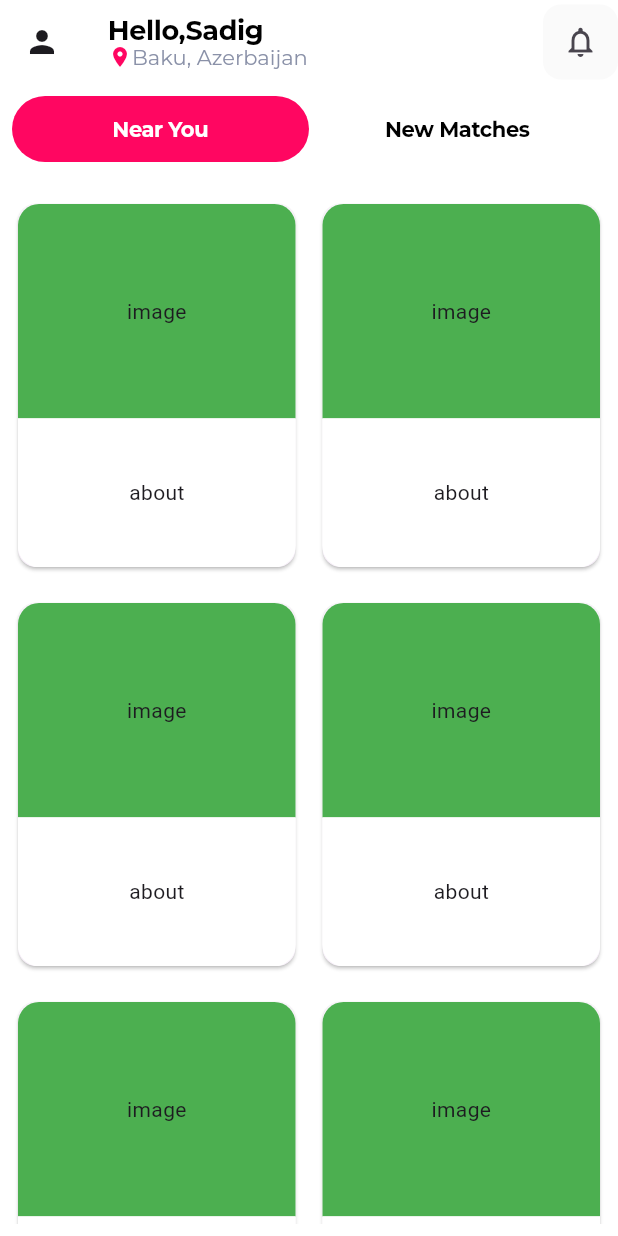
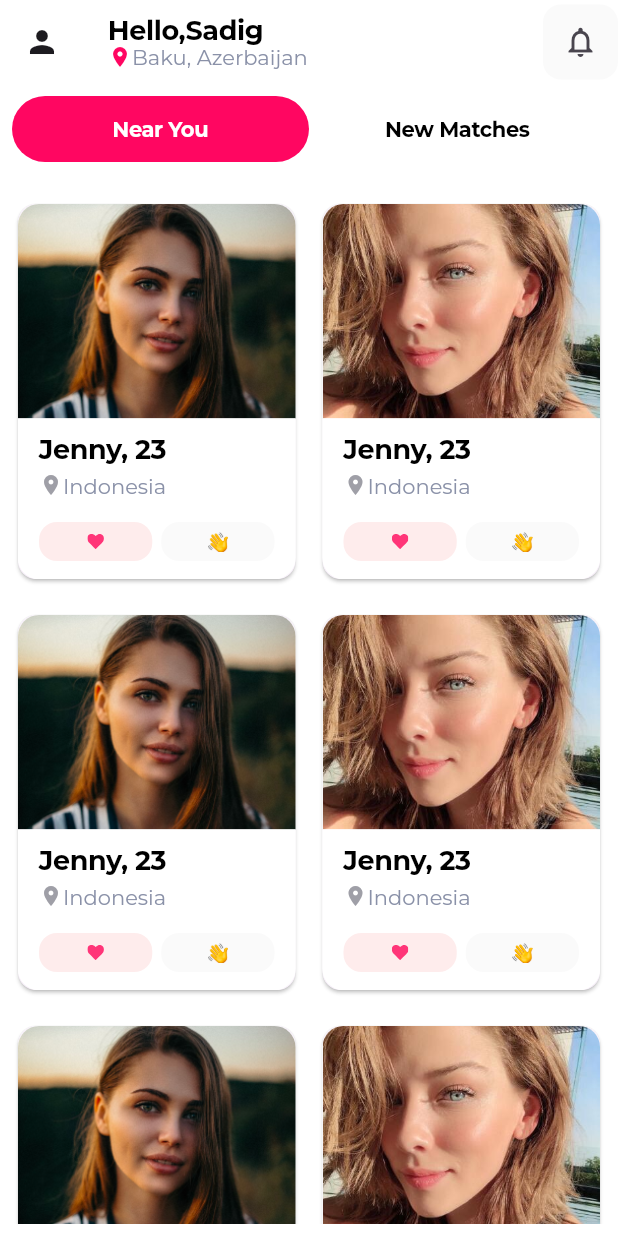
Before and after one commit to sadiqmeherremli/dating_app, a Flutter app: the screen it shows after launch, on a phone screen of 412 x 824 dp. Run offline on Flutter 3.47's test engine with Material 3 defaults, Android fonts, the phone set to English and light mode, and no system bars; our stand-ins replace flutter_svg, google_fonts.

Commit message:
list view completed

```diff
--- a/lib/screens/home_page.dart
+++ b/lib/screens/home_page.dart
@@ -1,12 +1,23 @@
-import 'package:dating_app/Constants/app_colors.dart';
+import '../Constants/app_colors.dart';
+import '../widgets/custom_appbar.dart';
 import 'package:flutter/material.dart';
+import '../widgets/profile_row.dart';
+import '../widgets/tab_button.dart';
 
 class HomePage extends StatelessWidget {
+  // ignore: use_key_in_widget_constructors
   const HomePage({Key? key});
+
 
   @override
   Widget build(BuildContext context) {
     final textTheme = Theme.of(context).textTheme;
+
+    // Sabit fotoğraf yolları
+    const String imagePath1 = 'assets/image/jenny_23.png';
+    const String imagePath2 = 'assets/image/corolina.jpg';
+    const String imagePath3 = 'assets/image/laurent.png';
+    const String imagePath4 = 'assets/image/liyy.png';
 
     return Scaffold(
       appBar: CustomAppBar(theme: textTheme),
@@ -29,12 +40,27 @@ class HomePage extends StatelessWidget {
                 ),
               ],
             ),
-            SizedBox(height: 24),
+            const SizedBox(height: 24),
             Expanded(
               child: ListView.builder(
-                itemCount: 3, // Kaç tane ProfileRow olacağını belirleyin
+                itemCount: 2, // Toplam iki satır olacak
                 itemBuilder: (context, index) {
-                  return ProfileRow();
+                  return const Column(
+                    children: [
+                      // Profil satırı 1
+                      ProfileRow(
+                        imagePath1: imagePath1,
+                        imagePath2: imagePath2,
+                      ),
+
+                      // Profil satırı 2
+                      ProfileRow(
+                        imagePath1: imagePath1,
+                        imagePath2: imagePath2,
+                      ),
+                     // Satırlar arası boşluk
+                    ],
+                  );
                 },
               ),
             ),
@@ -44,174 +70,3 @@ class HomePage extends StatelessWidget {
     );
   }
 }
-
-// İki insan profili içeren bir satır widget'i
-class ProfileRow extends StatelessWidget {
-  const ProfileRow({Key? key});
-
-  @override
-  Widget build(BuildContext context) {
-    return Padding(
-      padding: const EdgeInsets.only(bottom: 16),
-      child: Row(
-        children: [
-          Expanded(
-            child: ProfileCard(),
-          ),
-          SizedBox(width: 10), // İki profil arasında boşluk bırakır
-          Expanded(
-            child: ProfileCard(),
-          ),
-        ],
-      ),
-    );
-  }
-}
-
-
-// Tek bir profil kartı widget'i
-class ProfileCard extends StatelessWidget {
-  const ProfileCard({Key? key});
-
-  @override
-  Widget build(BuildContext context) {
-    return Card(
-      // Profil kartı içeriği buraya gelecek
-      child: Column(
-        children: [
-          Container(
-            height: 143, // Profil kartının yüksekliği
-            decoration: BoxDecoration(
-              boxShadow: [
-                BoxShadow(
-                color: AppColors.bgColor,
-        spreadRadius: 0,
-        blurRadius: 0,
-        offset: Offset(0, 0), // changes position of shadow
-
-              ),
-              ],
-
-
-              color: Colors.green,
-              borderRadius: const BorderRadius.only(
-                topLeft: Radius.circular(14),
-                topRight: Radius.circular(14),
-              ), // Örnek renk
-            ),
-            // Profil kartı içeriği buraya gelecek
-            child: Center(
-              child: Text("image"),
-            ),
-          ),
-          Container(
-            height: 99, // Profil kartının yüksekliği
-            decoration: BoxDecoration(
-              boxShadow: [
-                BoxShadow(
-               // changes position of shadow
-                color: AppColors.bgColor
-              ),],
-              color: AppColors.bgColor,
-              borderRadius: BorderRadius.only(
-                bottomLeft: Radius.circular(14),
-                bottomRight: Radius.circular(14),
-              ),
-            ),
-            // Profil kartı içeriği buraya gelecek
-            child: Center(
-              child: Text("about"),
-            ),
-          ),
-        ],
-      ),
-    );
-  }
-}
-
-
-
-
-
-
-
-
-
-
-class TabButton extends StatelessWidget {
-  const TabButton({
-    super.key,
-    required this.textTheme,
-    required this.backgroungColor,
-    required this.text,  this.isRight = false,
-  });
-
-  final TextTheme textTheme;
-  final Color backgroungColor;
-  final String text;
-  final bool isRight ;
-
-  @override
-  Widget build(BuildContext context) {
-    return Expanded(
-      child: Container(
-        decoration: BoxDecoration(
-            color: backgroungColor, borderRadius: BorderRadius.circular(200)),
-        child: Padding(
-          padding: const EdgeInsets.symmetric(vertical: 14),
-          child: Center(
-            child: Text(
-              text,
-              style: textTheme.displayLarge
-                  ?.copyWith(color: isRight?AppColors.colorBlack : AppColors.colorWhite, fontSize: 14),
-            ),
-          ),
-        ),
-      ),
-    );
-  }
-}
-
-class CustomAppBar extends StatelessWidget implements PreferredSizeWidget {
-  const CustomAppBar({
-    super.key, required this.theme,
-  });
-  final TextTheme theme;
-
-  @override
-  Widget build(BuildContext context) {
-    return AppBar(
-      backgroundColor: AppColors.bgColor,
-
-      leading: const Icon(Icons.person),
-      title:  Column(
-        crossAxisAlignment: CrossAxisAlignment.start,
-        children: [Text("Hello,Sadig",style: theme.displayLarge ,),
-        Row(
-          mainAxisAlignment: MainAxisAlignment.start,
-          children: [
-            const Icon(Icons.location_on, size: 16,color: AppColors.colorPrimary, ),
-            Text("Baku, Azerbaijan",style: theme.displaySmall,),
-          ],
-        )],
-      ),
-      actions: [
-
-        Container(
-
-
-            decoration: BoxDecoration(
-                borderRadius: BorderRadius.circular(12),
-                color: AppColors.notificationCardColor),
-            child: const Padding(
-              padding: EdgeInsets.all(13),
-              child: Icon(Icons.notifications_outlined),
-            )),
-      ],
-    );
-  }
-
-  @override
-
-  Size get preferredSize => const Size.fromHeight(56);
-}
--- /dev/null
+++ b/lib/widgets/custom_appbar.dart
@@ -0,0 +1,47 @@
+import 'package:flutter/material.dart';
+import '../constants/app_colors.dart';
+
+
+class CustomAppBar extends StatelessWidget implements PreferredSizeWidget {
+  const CustomAppBar({
+    super.key, required this.theme,
+  });
+  final TextTheme theme;
+
+  @override
+  Widget build(BuildContext context) {
+    return AppBar(
+      backgroundColor: AppColors.bgColor,
+
+      leading: const Icon(Icons.person),
+      title:  Column(
+        crossAxisAlignment: CrossAxisAlignment.start,
+        children: [Text("Hello,Sadig",style: theme.displayLarge ,),
+        Row(
+          mainAxisAlignment: MainAxisAlignment.start,
+          children: [
+            const Icon(Icons.location_on, size: 16,color: AppColors.colorPrimary, ),
+            Text("Baku, Azerbaijan",style: theme.displaySmall,),
+          ],
+        )],
+      ),
+      actions: [
+
+        Container(
+
+
+            decoration: BoxDecoration(
+                borderRadius: BorderRadius.circular(12),
+                color: AppColors.notificationCardColor),
+            child: const Padding(
+              padding: EdgeInsets.all(13),
+              child: Icon(Icons.notifications_outlined),
+            )),
+      ],
+    );
+  }
+
+  @override
+
+  Size get preferredSize => const Size.fromHeight(56);
+}
--- /dev/null
+++ b/lib/widgets/profile_card.dart
@@ -0,0 +1,126 @@
+import 'package:flutter/material.dart';
+import 'package:flutter_svg/flutter_svg.dart'; // flutter_svg paketini ekledik
+import '../constants/app_colors.dart';
+
+class ProfileCard extends StatelessWidget {
+  final String imagePath;
+  final TextTheme theme;
+
+  const ProfileCard({Key? key, required this.imagePath,  required this.theme}) : super(key: key);
+
+  @override
+  Widget build(BuildContext context) {
+    return Card(
+      child: Column(
+        crossAxisAlignment: CrossAxisAlignment.start,
+        children: [
+          Container(
+            height: 143,
+            decoration: BoxDecoration(
+              image: DecorationImage(
+                image: AssetImage(imagePath),
+                fit: BoxFit.cover,
+              ),
+              boxShadow: const [
+                BoxShadow(
+                  color: AppColors.bgColor,
+                  spreadRadius: 0,
+                  blurRadius: 0,
+                  offset: Offset(0, 0),
+                ),
+              ],
+              borderRadius: const BorderRadius.only(
+                topLeft: Radius.circular(14),
+                topRight: Radius.circular(14),
+              ),
+            ),
+          ),
+          Container(
+
+            decoration: const BoxDecoration(
+              boxShadow: [
+                BoxShadow(color: AppColors.bgColor),
+              ],
+              color: AppColors.bgColor,
+              borderRadius: BorderRadius.only(
+                bottomLeft: Radius.circular(14),
+                bottomRight: Radius.circular(14),
+              ),
+            ),
+            child: Padding(
+              padding: const EdgeInsets.only(left: 14,top: 10),
+              child: Column(
+                crossAxisAlignment: CrossAxisAlignment.start,
+                children: [
+                  Padding(
+                    padding: const EdgeInsets.only(bottom: 6),
+                    child: Text("Jenny, 23", style: theme.displayLarge),
+                  ),
+                  Padding(
+                    padding: const EdgeInsets.only(bottom: 16),
+                    child: Row(
+                      children: [
+                        const Icon(Icons.location_on, size: 16, color: AppColors.colorBorder),
+                        Text("Indonesia",style: theme.displaySmall),
+                      ],
+                    ),
+                  ),
+                  Row(
+                    mainAxisAlignment: MainAxisAlignment.spaceBetween,
+
+
+
+                    children: [
+                      Expanded(
+                        child: Container(
+
+
+
+                          decoration: BoxDecoration(
+                            color: Color(0xFFFEECEC),
+                            borderRadius: BorderRadius.circular(12)
+                          ),
+                          child: Padding(
+                            padding: const EdgeInsets.only(bottom: 8, top:8),
+
+                            child: SvgPicture.asset(
+                              "assets/image/icon_like.svg",
+                              width: 10,
+                              height: 10,
+
+                            ),
+                          ),
+                        ),
+                      ),
+                      SizedBox(width: 6,),
+                       Expanded(
+                         child: Container(
+
+
+
+
+                          decoration: BoxDecoration(
+                            color: Color(0xFFFAFAFA),
+                            borderRadius: BorderRadius.circular(12)
+                          ),
+                          child: Padding(
+                            padding: const EdgeInsets.only(top:6,bottom: 6,),
+
+                            child: Image.asset("assets/image/icon_hi.png",
+                            width: 14,height: 14,)
+                          ),
+                                               ),
+                       ),
+                       SizedBox(width: 14,)
+                    ],
+                  ),
+                  SizedBox(height: 12,)
+                ],
+              ),
+            ),
+          ),
+        ],
+      ),
+    );
+  }
+}
--- /dev/null
+++ b/lib/widgets/profile_row.dart
@@ -0,0 +1,35 @@
+import 'package:flutter/material.dart';
+import 'profile_card.dart'; // Profil kartı widget'ını içeriye dahil edin
+
+class ProfileRow extends StatelessWidget {
+  final String imagePath1; // İlk fotoğrafın yolu
+  final String imagePath2; // İkinci fotoğrafın yolu
+
+
+  const ProfileRow({
+    Key? key,
+    required this.imagePath1,
+    required this.imagePath2,
+  }) : super(key: key);
+
+
+  @override
+  Widget build(BuildContext context) {
+    final textTheme = Theme.of(context).textTheme;
+
+    return Padding(
+      padding: const EdgeInsets.only(bottom: 16),
+      child: Row(
+        children: [
+          Expanded(
+            child: ProfileCard(imagePath: imagePath1, theme: textTheme, ), // İlk fotoğraf için Profil Kartı
+          ),
+          SizedBox(width: 10), // İki profil arasında boşluk bırakır
+          Expanded(
+            child: ProfileCard(imagePath: imagePath2, theme: textTheme, ), // İkinci fotoğraf için Profil Kartı
+          ),
+        ],
+      ),
+    );
+  }
+}
--- /dev/null
+++ b/lib/widgets/tab_button.dart
@@ -0,0 +1,36 @@
+import 'package:flutter/material.dart';
+import '../constants/app_colors.dart';
+
+class TabButton extends StatelessWidget {
+  const TabButton({
+    super.key,
+    required this.textTheme,
+    required this.backgroungColor,
+    required this.text,  this.isRight = false,
+  });
+
+  final TextTheme textTheme;
+  final Color backgroungColor;
+  final String text;
+  final bool isRight ;
+
+  @override
+  Widget build(BuildContext context) {
+    return Expanded(
+      child: Container(
+        decoration: BoxDecoration(
+            color: backgroungColor, borderRadius: BorderRadius.circular(200)),
+        child: Padding(
+          padding: const EdgeInsets.symmetric(vertical: 14),
+          child: Center(
+            child: Text(
+              text,
+              style: textTheme.displayLarge
+                  ?.copyWith(color: isRight?AppColors.colorBlack : AppColors.colorWhite, fontSize: 14),
+            ),
+          ),
+        ),
+      ),
+    );
+  }
+}
```
Also changed, not shown: pubspec.yaml (+4 -3 lines), assets/image/corolina.jpg (added), assets/image/corolina.png (added), assets/image/icon_hello.svg (added), assets/image/icon_hi.png (added), assets/image/icon_like.svg (added), assets/image/jenny_23.png (added), assets/image/laurent.png (added), assets/image/liyy.png (added), pubspec.lock.
